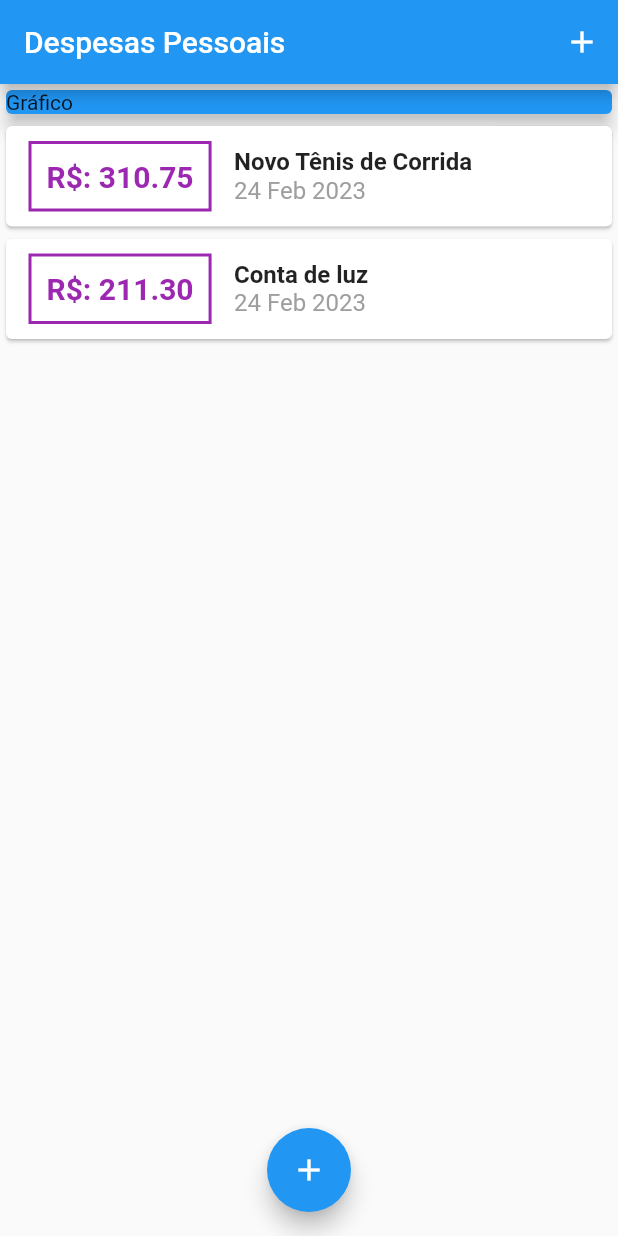
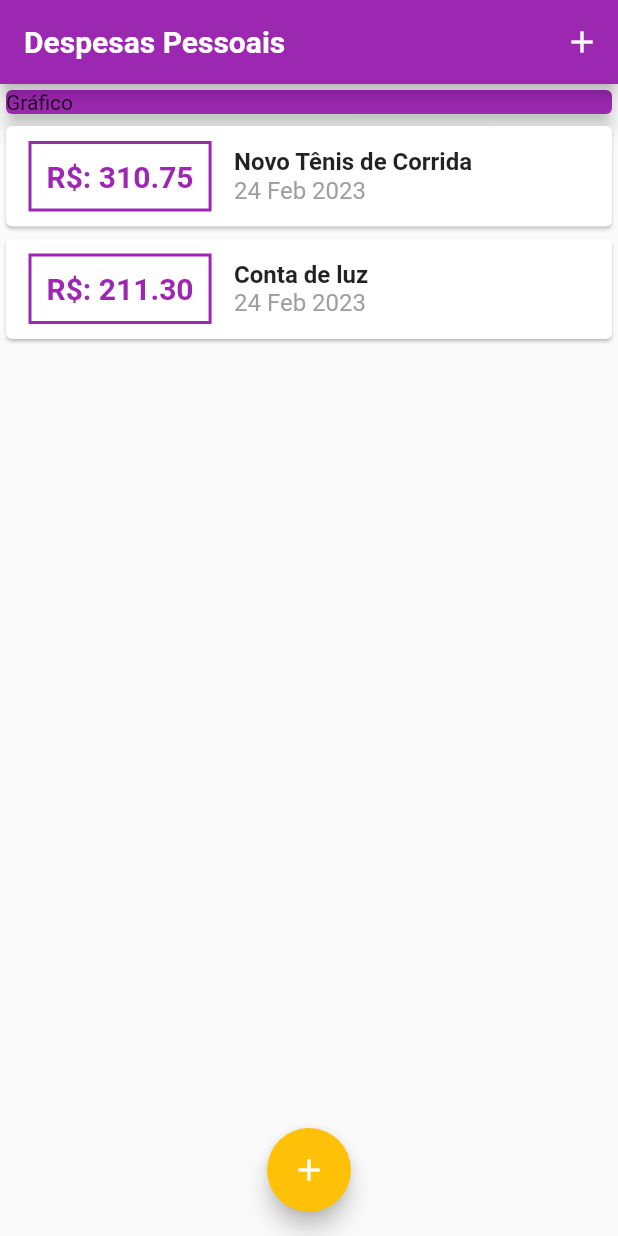
Before and after one commit to oTalDoHud/controle_gastos, a Flutter app: the screen it shows after launch, on a phone screen of 412 x 824 dp. Run offline on Flutter 3.47's test engine with Material 2 defaults, Android fonts, the phone set to English and light mode, and no system bars; Roboto replaces fonts that are missing (OpenSans).

Commit message:
Coloração por thema

```diff
--- a/lib/components/transaction_list.dart
+++ b/lib/components/transaction_list.dart
@@ -14,7 +14,7 @@
       height: 500,
       child: ListView.builder(
         itemCount: _transaction.length,
-        itemBuilder: (BuildContext context, int index) {
+        itemBuilder: (BuildContext ctx, int index) {
           final tr = _transaction[index];
           return Card(
             child: Row(
@@ -26,16 +26,16 @@
                   ),
                   decoration: BoxDecoration(
                       border: Border.all(
-                    color: Colors.purple,
+                    color: Theme.of(context).colorScheme.primary,
                     width: 2,
                   )),
                   padding: const EdgeInsets.all(10),
                   child: Text(
                     "R\$: ${tr.value.toStringAsFixed(2)}",
-                    style: const TextStyle(
+                    style: TextStyle(
                       fontWeight: FontWeight.bold,
                       fontSize: 20,
-                      color: Colors.purple,
+                      color: Theme.of(context).colorScheme.primary,
                     ),
                   ),
                 ),
--- a/lib/main.dart
+++ b/lib/main.dart
@@ -18,8 +18,30 @@
 class _ControleGastosAppState extends State<ControleGastosApp> {
   @override
   Widget build(BuildContext context) {
-    return const MaterialApp(
-      home: MyHomeApp(),
+    final ThemeData tema = ThemeData();
+    return MaterialApp(
+      home: const MyHomeApp(),
+      theme: tema.copyWith(
+        colorScheme: tema.colorScheme.copyWith(
+          primary: Colors.purple,
+          secondary: Colors.amber,
+        ),
+        textTheme: tema.textTheme.copyWith(
+          titleLarge: const TextStyle(
+            fontFamily: 'OpenSans',
+            fontSize: 18,
+            fontWeight: FontWeight.bold,
+            color: Colors.black,
+          ),
+        ),
+        appBarTheme: const AppBarTheme(
+          titleTextStyle: TextStyle(
+            fontFamily: 'OpenSans',
+            fontSize: 20,
+            fontWeight: FontWeight.bold,
+          ),
+        ),
+      ),
     );
   }
 }
@@ -86,10 +108,10 @@
       body: Column(
         crossAxisAlignment: CrossAxisAlignment.stretch,
         children: [
-          const Card(
+          Card(
             elevation: 5,
-            color: Colors.blue,
-            child: Text("Gráfico"),
+            color: Theme.of(context).colorScheme.primary,
+            child: const Text("Gráfico"),
           ),
           TransactionList(_transaction),
         ],
```
